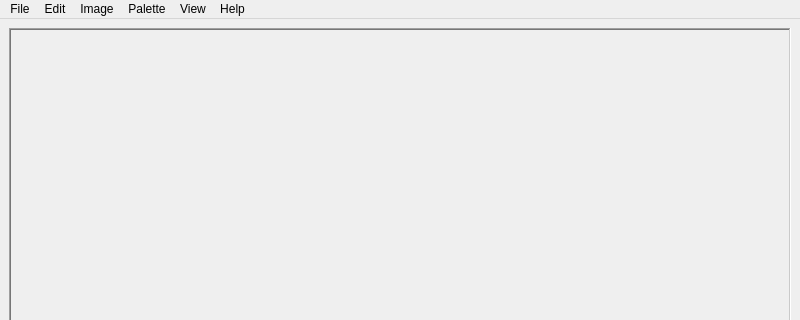
LoxoSoftware/IndexBourne, file mainwindow.ui: the form before one commit; both pictures show x 0 to 800 and y 0 to 320 of the 800 by 600 pixel window.
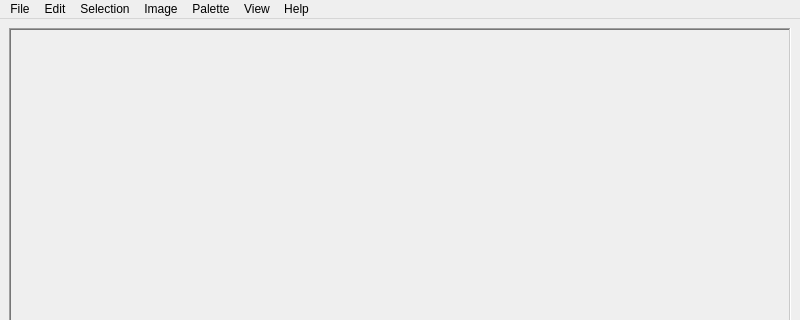
The form after the commit. Icons and pictures are not drawn.

Commit message: Added some basic selection region manipulation actions and using decimal base for color channel values

```diff
--- a/mainwindow.ui
+++ b/mainwindow.ui
@@ -131,8 +131,17 @@
     <addaction name="actionVertical_flip"/>
     <addaction name="actionHorizontal_flip"/>
    </widget>
+   <widget class="QMenu" name="menuSelection">
+    <property name="title">
+     <string>Selection</string>
+    </property>
+    <addaction name="actionSelectAll"/>
+    <addaction name="actionSelectNone"/>
+    <addaction name="actionInvertSelection"/>
+   </widget>
    <addaction name="menuFile"/>
    <addaction name="menuEdit"/>
+   <addaction name="menuSelection"/>
    <addaction name="menuImage"/>
    <addaction name="menuPalette"/>
    <addaction name="menuView"/>
```
Left out of the diff: 39 changed lines with no effect on the pictures. The commit also changes 5 other files.
